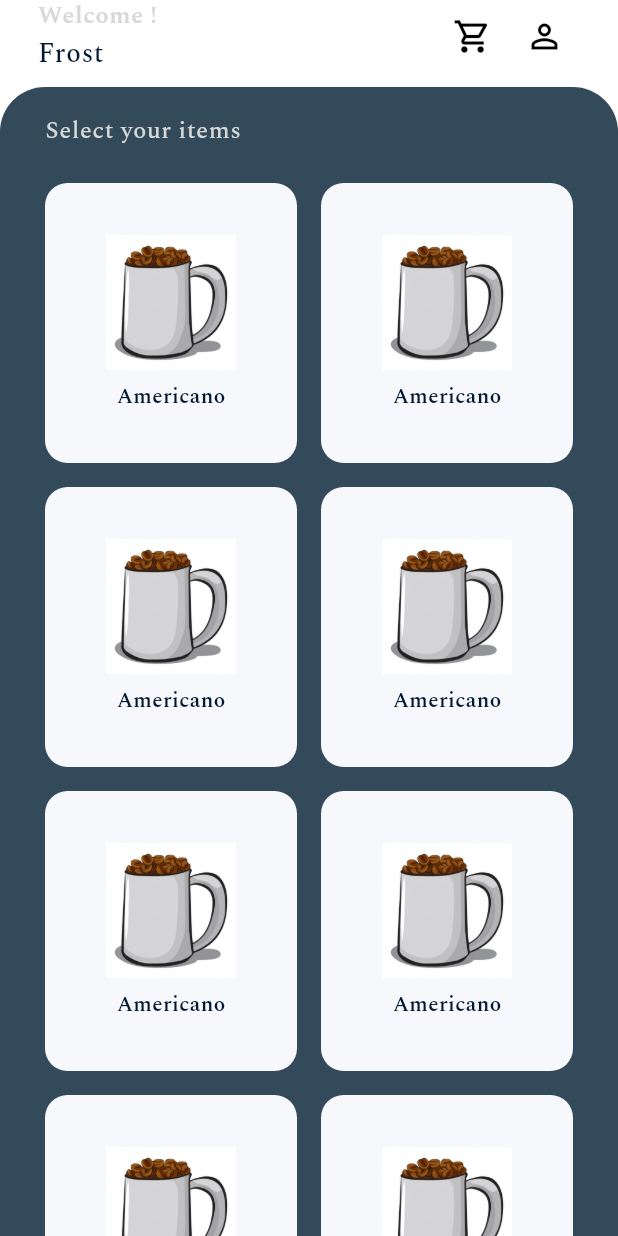
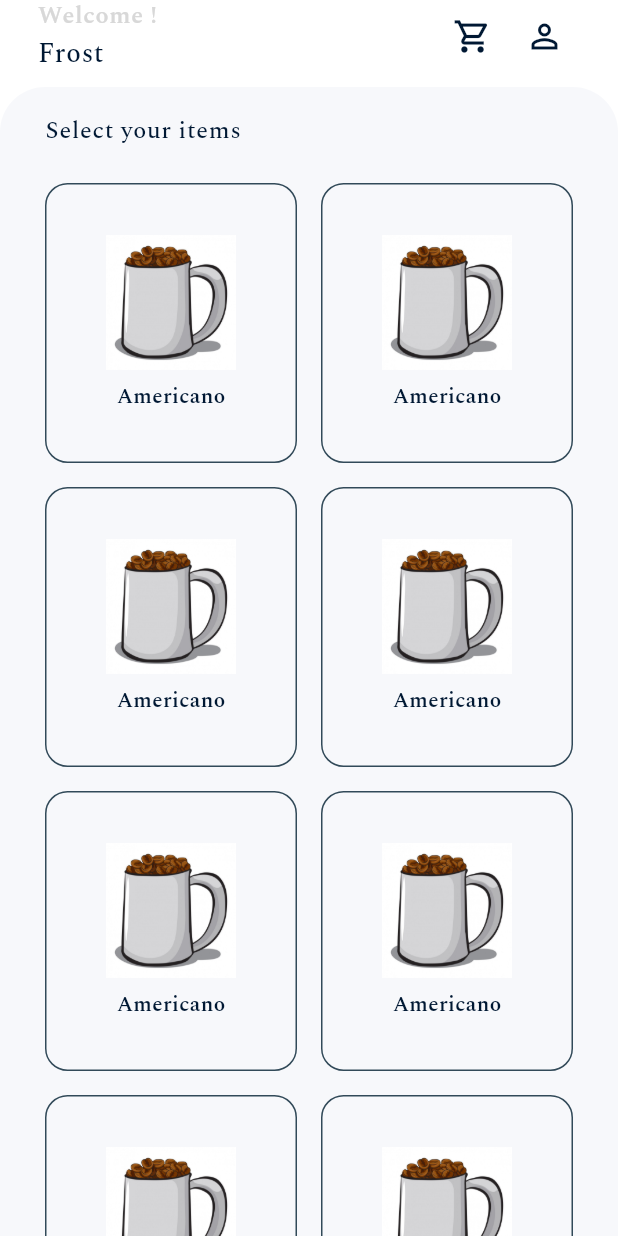
Before and after one commit to mrcodefrost/caffigo, a Flutter app: the MenuScreen screen opened by its route, on a phone screen of 412 x 824 dp. Run offline on Flutter 3.47's test engine with Material 3 defaults, Android fonts, the phone set to English and light mode, and no system bars; our stand-ins replace flutter_svg, get, get_storage, google_fonts, pinput; accounts and stored records are empty.

Commit message:
Menu UI color updated

```diff
--- a/lib/src/menu/view/screens/menu_screen.dart
+++ b/lib/src/menu/view/screens/menu_screen.dart
@@ -27,7 +27,7 @@ class MenuScreen extends StatelessWidget {
               child: Container(
                 width: double.maxFinite,
                 decoration: BoxDecoration(
-                  color: BackgroundColor.blue,
+                  color: BackgroundColor.lighterBlue,
                   borderRadius: BorderRadius.only(
                     topLeft: Radius.circular(30),
                     topRight: Radius.circular(30),
@@ -42,7 +42,7 @@ class MenuScreen extends StatelessWidget {
                       Text(
                         'Select your items',
                         style: context.textTheme.bodyLarge!.copyWith(
-                          color: TextColor.paleGrey,
+                          color: TextColor.lightBlue,
                           fontWeight: FontWeight.w500,
                         ),
                       ),
@@ -58,10 +58,15 @@ class MenuScreen extends StatelessWidget {
                             childAspectRatio: 0.9, // Adjust based on design
                           ),
                           itemBuilder: (context, index) {
-                            return Container(
+                            return InkWell(
+                              onTap: () {
+                                Get.toNamed(RouteName.orderOptions);
+                              },
+                              child: Container(
                                 padding: EdgeInsets.all(8),
                                 decoration: BoxDecoration(
-                                color: BackgroundColor.lighterBlue,
+                                  border:
+                                      Border.all(color: BackgroundColor.blue),
                                   borderRadius: BorderRadius.circular(15),
                                 ),
                                 child: Column(
@@ -75,13 +80,14 @@ class MenuScreen extends StatelessWidget {
                                     const SizedBox(height: 8),
                                     Text(
                                       'Americano',
-                                    style:
-                                        context.textTheme.bodyMedium!.copyWith(
+                                      style: context.textTheme.bodyMedium!
+                                          .copyWith(
                                         color: TextColor.lightBlue,
                                         fontWeight: FontWeight.w600,
                                       ),
                                     ),
                                   ],
+                                ),
                               ),
                             );
                           },
@@ -142,11 +148,13 @@ class MenuAppbar extends StatelessWidget {
           IconButton(
             onPressed: cartOnPressed,
             icon: Icon(Icons.shopping_cart_outlined),
+            color: IconColor.lightBlue,
             iconSize: 26,
           ),
           IconButton(
             onPressed: profileOnPressed,
             icon: Icon(Icons.person_outline),
+            color: IconColor.lightBlue,
             iconSize: 26,
           ),
         ],
```
Lines whose indentation alone changed are shown as unchanged.
